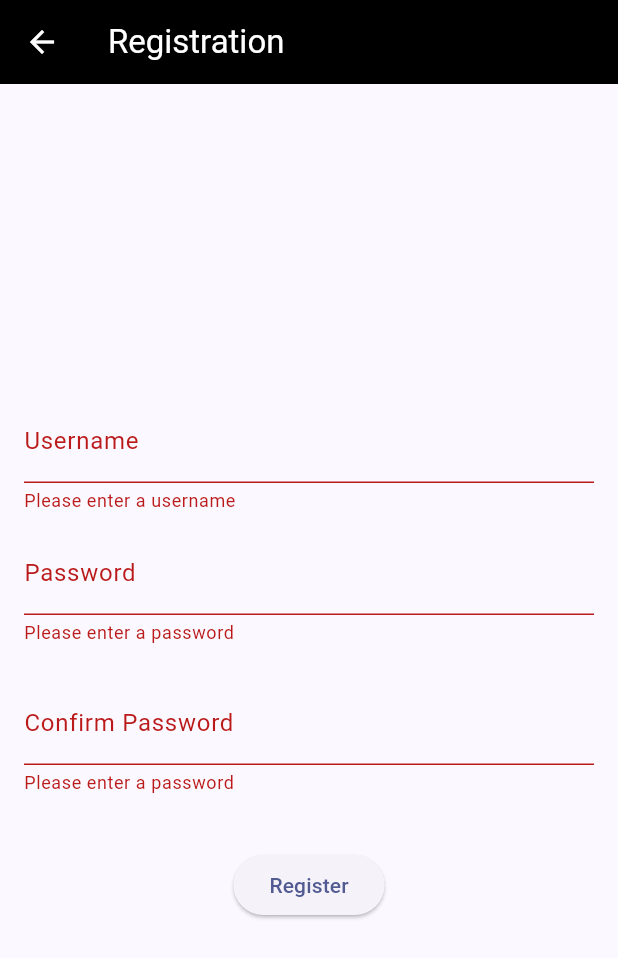
After one commit to rafahazizah/pacil_mart_mobile, a Flutter app: the RegistrationPage screen opened directly, after a tap on "Register", on a phone screen of 412 x 824 dp. The commit adds this screen. Shown: the top 958 px of the screen. Run offline on Flutter 3.47's test engine with Material 2 defaults, Android fonts, the phone set to English and light mode, and no system bars; missing offline and left inert: pbp_django_auth; network calls fail.

Commit message:
Bonus Tugas 9

```diff
--- /dev/null
+++ b/lib/screens/register.dart
@@ -0,0 +1,168 @@
+import 'package:flutter/material.dart';
+import 'package:pacil_mart/screens/login.dart';
+import 'package:pbp_django_auth/pbp_django_auth.dart';
+import 'package:provider/provider.dart';
+import 'package:http/http.dart' as http;
+
+class RegistrationPage extends StatefulWidget {
+  const RegistrationPage({Key? key}) : super(key: key);
+
+  @override
+  _RegistrationPageState createState() => _RegistrationPageState();
+}
+
+class _RegistrationPageState extends State<RegistrationPage> {
+  final _formKey = GlobalKey<FormState>();
+  final TextEditingController _usernameController = TextEditingController();
+  final TextEditingController _passwordController = TextEditingController();
+  final TextEditingController _confirmPasswordController =
+      TextEditingController();
+
+  @override
+  Widget build(BuildContext context) {
+    final request = context.watch<CookieRequest>();
+    return Scaffold(
+      appBar: AppBar(
+        title: const Text('Registration'),
+         backgroundColor: Color.fromARGB(255, 0, 0, 0),
+        foregroundColor: Colors.white,
+      ),
+      body: Padding(
+        padding: const EdgeInsets.all(16.0),
+        child: Form(
+          key: _formKey,
+          child: Column(
+            mainAxisAlignment: MainAxisAlignment.center,
+            children: [
+              TextFormField(
+                controller: _usernameController,
+                decoration: const InputDecoration(
+                  labelText: 'Username',
+                ),
+                validator: (value) {
+                  if (value == null || value.isEmpty) {
+                    return 'Please enter a username';
+                  }
+                  return null;
+                },
+              ),
+              const SizedBox(height: 12.0),
+              TextFormField(
+                controller: _passwordController,
+                decoration: const InputDecoration(
+                  labelText: 'Password',
+                ),
+                obscureText: true,
+                validator: (value) {
+                  if (value == null || value.isEmpty) {
+                    return 'Please enter a password';
+                  }
+                  return null;
+                },
+              ),
+              const SizedBox(height: 24.0),
+              TextFormField(
+                controller: _confirmPasswordController,
+                decoration: const InputDecoration(
+                  labelText: 'Confirm Password',
+                ),
+                obscureText: true,
+                validator: (value) {
+                  if (value == null || value.isEmpty) {
+                    return 'Please enter a password';
+                  }
+                  return null;
+                },
+              ),
+              const SizedBox(height: 36.0),
+              ElevatedButton(
+                onPressed: () async {
+                  if (_formKey.currentState!.validate()) {
+                    String username = _usernameController.text;
+                    String password = _passwordController.text;
+                    String confirmPassword = _confirmPasswordController.text;
+
+                    if (password != confirmPassword) {
+                      ScaffoldMessenger.of(context).showSnackBar(
+                        const SnackBar(
+                          content: Text("Passwords do not match"),
+                        ),
+                      );
+                      return;
+                    }
+
+                    try {
+                      if (password.length < 8) {
+                        ScaffoldMessenger.of(context).showSnackBar(
+                          const SnackBar(
+                            content: Text(
+                                "Password must be at least 8 characters long"),
+                          ),
+                        );
+                        return;
+                      }
+                      if (!RegExp(r'^(?=.*?[A-Z])(?=.*?[a-z])(?=.*?[0-9])')
+                          .hasMatch(password)) {
+                        ScaffoldMessenger.of(context).showSnackBar(
+                          const SnackBar(
+                            content: Text(
+                                "Password must contain at least 1 uppercase letter, 1 lowercase letter, and 1 number"),
+                          ),
+                        );
+                        return;
+                      }
+
+                      final response = await http.post(
+                        Uri.parse('https://rafah-azizah-tugas.pbp.cs.ui.ac.id/auth/register/'),
+                        body: {
+                          'username': username,
+                          'password': password,
+                        },
+                      );
+
+                      if (response.statusCode == 400) {
+                        ScaffoldMessenger.of(context).showSnackBar(
+                          const SnackBar(
+                            content:
+                                Text("Registration failed. Please try again."),
+                          ),
+                        );
+                        // Navigate to login page or other screen
+                      } else {
+                        ScaffoldMessenger.of(context).showSnackBar(
+                          const SnackBar(
+                            content: Text("Registration successful!"),
+                          ),
+                        );
+                        Navigator.pushReplacement(
+                          context,
+                          MaterialPageRoute(builder: (context) => LoginPage()),
+                        );
+                      }
+                    } catch (e) {
+                      print("Error during registration: $e");
+                      ScaffoldMessenger.of(context).showSnackBar(
+                        const SnackBar(
+                          content: Text(
+                              "An error occurred. Please try again later."),
+                        ),
+                      );
+                    }
+                  }
+                },
+                child: const Text('Register'),
+              ),
+            ],
+          ),
+        ),
+      ),
+    );
+  }
+
+  @override
+  void dispose() {
+    _usernameController.dispose();
+    _passwordController.dispose();
+    super.dispose();
+  }
+}
```
Also changed, not shown: lib/screens/list_item.dart (+54 -14 lines), lib/screens/list_item_detail.dart (added, +45 -0 lines), lib/screens/login.dart (+20 -1 lines), lib/screens/menu.dart (+4 -3 lines), lib/screens/pacil_mart_form.dart (+5 -3 lines), lib/widgets/left_drawer.dart (+5 -4 lines), lib/widgets/pacil_mart_card.dart (+5 -5 lines), 1 other file.
